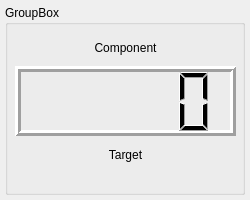
Qt form src/ui/forms/weightsensorform.ui (Ghettovich/bsf) before a commit.
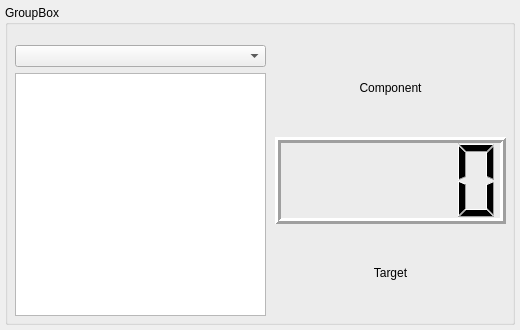
The same form after that commit.

Commit message: added tableview for recipe components. increased main layout size to fit the widgets for weight sensors.

What changed in the file:
```diff
--- a/src/ui/forms/weightsensorform.ui
+++ b/src/ui/forms/weightsensorform.ui
@@ -6,14 +6,14 @@
    <rect>
     <x>0</x>
     <y>0</y>
-    <width>250</width>
-    <height>200</height>
+    <width>520</width>
+    <height>330</height>
    </rect>
   </property>
   <property name="minimumSize">
    <size>
-    <width>250</width>
-    <height>200</height>
+    <width>520</width>
+    <height>330</height>
    </size>
   </property>
   <property name="windowTitle">
@@ -24,14 +24,14 @@
     <rect>
      <x>5</x>
      <y>5</y>
-     <width>240</width>
-     <height>190</height>
+     <width>510</width>
+     <height>320</height>
     </rect>
    </property>
    <property name="minimumSize">
     <size>
      <width>240</width>
-     <height>190</height>
+     <height>320</height>
     </size>
    </property>
    <property name="title">
@@ -40,24 +40,18 @@
    <property name="flat">
     <bool>false</bool>
    </property>
-   <widget class="QWidget" name="formLayoutWidget">
+   <widget class="QWidget" name="gridLayoutWidget">
     <property name="geometry">
      <rect>
-      <x>10</x>
-      <y>30</y>
-      <width>221</width>
-      <height>143</height>
+      <x>270</x>
+      <y>40</y>
+      <width>231</width>
+      <height>271</height>
      </rect>
     </property>
-    <layout class="QFormLayout" name="formLayout">
-     <property name="leftMargin">
-      <number>0</number>
-     </property>
-     <property name="rightMargin">
-      <number>0</number>
-     </property>
-     <item row="0" column="0" colspan="2">
-      <widget class="QLabel" name="labelComponent">
+    <layout class="QGridLayout" name="gridLayout">
+     <item row="2" column="0">
+      <widget class="QLabel" name="labelTarget">
        <property name="minimumSize">
         <size>
          <width>0</width>
@@ -65,14 +59,14 @@
         </size>
        </property>
        <property name="text">
-        <string>Component</string>
+        <string>Target</string>
        </property>
        <property name="alignment">
         <set>Qt::AlignCenter</set>
        </property>
       </widget>
      </item>
-     <item row="1" column="0" colspan="2">
+     <item row="1" column="0">
       <widget class="QLCDNumber" name="lcdNumber">
        <property name="minimumSize">
         <size>
@@ -85,8 +79,8 @@
        </property>
       </widget>
      </item>
-     <item row="2" column="0" colspan="2">
-      <widget class="QLabel" name="labelTarget">
+     <item row="0" column="0">
+      <widget class="QLabel" name="labelComponent">
        <property name="minimumSize">
         <size>
          <width>0</width>
@@ -94,7 +88,7 @@
         </size>
        </property>
        <property name="text">
-        <string>Target</string>
+        <string>Component</string>
        </property>
        <property name="alignment">
         <set>Qt::AlignCenter</set>
@@ -103,6 +97,24 @@
      </item>
     </layout>
    </widget>
+   <widget class="QWidget" name="verticalLayoutWidget">
+    <property name="geometry">
+     <rect>
+      <x>10</x>
+      <y>40</y>
+      <width>251</width>
+      <height>271</height>
+     </rect>
+    </property>
+    <layout class="QVBoxLayout" name="verticalLayout">
+     <item>
+      <widget class="QComboBox" name="recipeComboBox"/>
+     </item>
+     <item>
+      <widget class="QTableView" name="recipeTableView"/>
+     </item>
+    </layout>
+   </widget>
   </widget>
  </widget>
  <resources/>
```
The commit also changes 8 other files.
